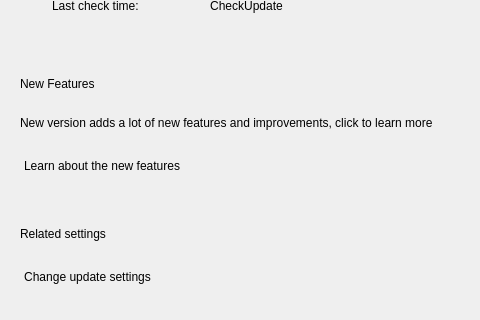
Old version of the form plugins/security-updates/update/update.ui in the repository ukui/ukui-control-center; both pictures show x 0 to 480 and y 105 to 425 of the 800 by 710 pixel window.
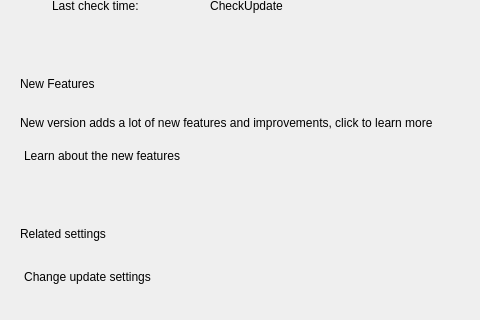
New version of the form.

The edit to the form file:
```diff
--- a/plugins/security-updates/update/update.ui
+++ b/plugins/security-updates/update/update.ui
@@ -46,7 +46,7 @@
      <widget class="QWidget" name="Page1">
       <layout class="QVBoxLayout" name="verticalLayout">
        <property name="spacing">
-        <number>25</number>
+        <number>15</number>
        </property>
        <property name="leftMargin">
         <number>20</number>
@@ -79,6 +79,22 @@
          </property>
         </widget>
        </item>
+       <item>
+        <spacer name="verticalSpacer_4">
+         <property name="orientation">
+          <enum>Qt::Vertical</enum>
+         </property>
+         <property name="sizeType">
+          <enum>QSizePolicy::Fixed</enum>
+         </property>
+         <property name="sizeHint" stdset="0">
+          <size>
+           <width>20</width>
+           <height>10</height>
+          </size>
+         </property>
+        </spacer>
+       </item>
        <item>
         <layout class="QHBoxLayout" name="horizontalLayout">
          <property name="spacing">
@@ -220,7 +236,7 @@
          <property name="sizeHint" stdset="0">
           <size>
            <width>20</width>
-           <height>35</height>
+           <height>45</height>
           </size>
          </property>
         </spacer>
@@ -244,6 +260,22 @@
          </property>
         </widget>
        </item>
+       <item>
+        <spacer name="verticalSpacer_5">
+         <property name="orientation">
+          <enum>Qt::Vertical</enum>
+         </property>
+         <property name="sizeType">
+          <enum>QSizePolicy::Fixed</enum>
+         </property>
+         <property name="sizeHint" stdset="0">
+          <size>
+           <width>20</width>
+           <height>10</height>
+          </size>
+         </property>
+        </spacer>
+       </item>
        <item>
         <widget class="QLabel" name="label_6">
          <property name="sizePolicy">
@@ -298,7 +330,7 @@
          <property name="sizeHint" stdset="0">
           <size>
            <width>20</width>
-           <height>25</height>
+           <height>45</height>
           </size>
          </property>
         </spacer>
@@ -322,6 +354,22 @@
          </property>
         </widget>
        </item>
+       <item>
+        <spacer name="verticalSpacer_6">
+         <property name="orientation">
+          <enum>Qt::Vertical</enum>
+         </property>
+         <property name="sizeType">
+          <enum>QSizePolicy::Fixed</enum>
+         </property>
+         <property name="sizeHint" stdset="0">
+          <size>
+           <width>20</width>
+           <height>10</height>
+          </size>
+         </property>
+        </spacer>
+       </item>
        <item>
         <layout class="QHBoxLayout" name="horizontalLayout_4">
          <item>
```
